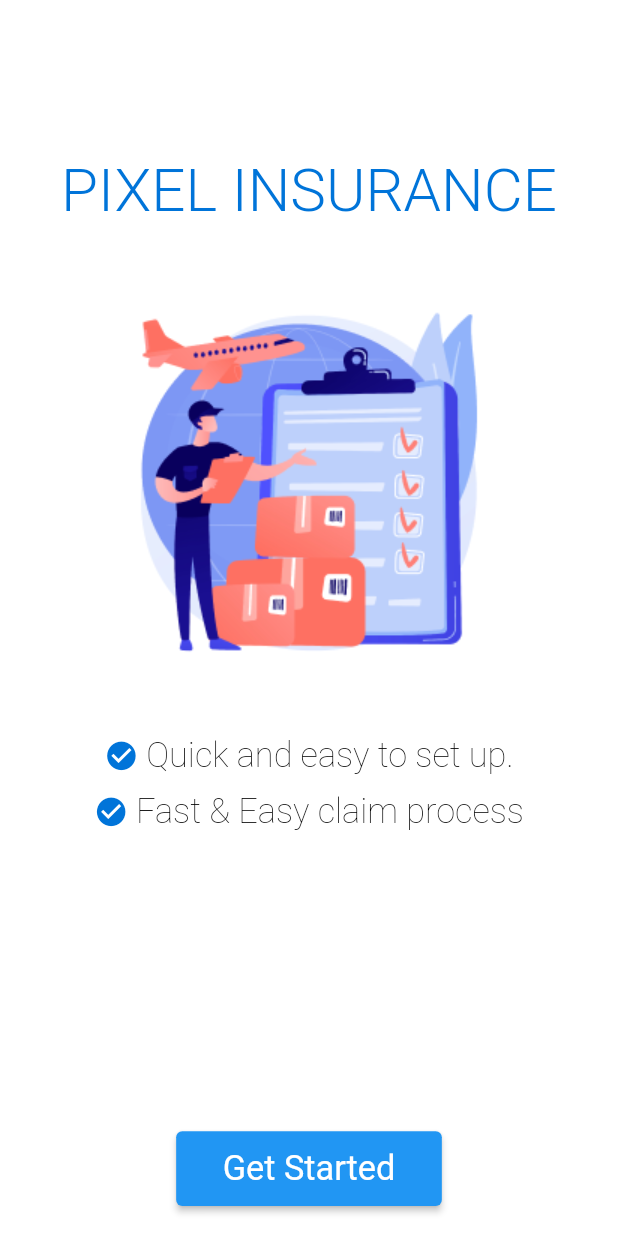
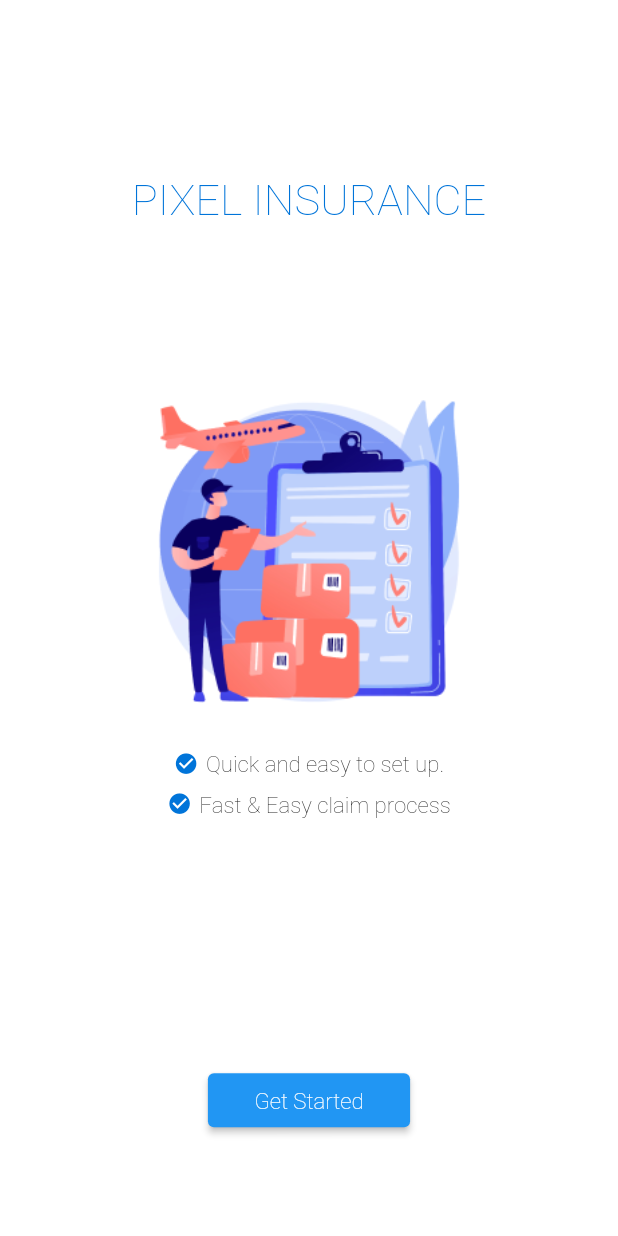
Before and after one commit to Pixel-Finhub/pixel-app-v2, a Flutter app: the SplashScreen screen opened directly, on a phone screen of 412 x 824 dp. Run offline on Flutter 3.47's test engine with Material 2 defaults, Android fonts, the phone set to English and light mode, and no system bars; our stand-ins replace flutter_screenutil, get, intl_phone_number_input.

Commit message:
adjusted splash screen with fluid dimensions

```diff
--- a/lib/app/ui/auth/splash.dart
+++ b/lib/app/ui/auth/splash.dart
@@ -3,6 +3,7 @@ import 'package:flutter_screenutil/flutter_screenutil.dart';
 import 'package:get/get.dart';
 import 'package:pixel_insurance_v2/app/ui/auth/login_page.dart';
 import 'package:pixel_insurance_v2/app/ui/theme/app_colors.dart';
+import 'package:pixel_insurance_v2/app/ui/utils/dimensions.dart';
 
 class SplashScreen extends StatelessWidget {
   const SplashScreen({super.key});
@@ -11,33 +12,33 @@ class SplashScreen extends StatelessWidget {
   Widget build(BuildContext context) {
     return Scaffold(
       backgroundColor: Colors.white,
+      /* App bar --it is supposed to be empty to give space to the splash content-- */
+      appBar: AppBar(
+        toolbarHeight: 50,
+        backgroundColor: Colors.white,
+        elevation: 0,
+      ),
+
+      /* Splash content */
       body: Padding(
         padding: const EdgeInsets.all(20),
         child: Column(
           mainAxisAlignment: MainAxisAlignment.center,
           crossAxisAlignment: CrossAxisAlignment.center,
           children: [
-            SizedBox(
-              height: 70.h,
-            ),
             Text(
               "PIXEL INSURANCE",
               style: TextStyle(
                 color: primary,
-                fontWeight: FontWeight.w300,
-                fontSize: 35.0.w,
+                fontWeight: FontWeight.w200,
+                fontSize: fluidFontSize(context, 35)
               ),
             ),
-            const SizedBox(
-              height: 20,
-            ),
-            SizedBox(
-              height: 300,
-              width: 300,
+            Container(
+              padding: EdgeInsetsDirectional.only(top: fluidHeight(context, 10),),
+              height: fluidWidth(context, 85),
+              width: fluidWidth(context, 85),
               child: Image.asset("assets/images/splash.png"),
-            ),
-            const SizedBox(
-              height: 20,
             ),
             Column(
               children: [
@@ -48,7 +49,7 @@ class SplashScreen extends StatelessWidget {
                     Icon(
                       Icons.check_circle,
                       color: primary,
-                      size: 20.w,
+                      size: fluidFontSize(context, 20),
                     ),
                     const SizedBox(width: 5),
                     Text(
@@ -56,7 +57,7 @@ class SplashScreen extends StatelessWidget {
                       style: TextStyle(
                         color: Colors.black,
                         fontWeight: FontWeight.w200,
-                        fontSize: 20.w,
+                        fontSize: fluidFontSize(context, 18),
                       ),
                     )
                   ],
@@ -69,7 +70,7 @@ class SplashScreen extends StatelessWidget {
                     Icon(
                       Icons.check_circle,
                       color: primary,
-                      size: 20.0.w,
+                      size: fluidFontSize(context, 20),
                     ),
                     const SizedBox(width: 5),
                     Text(
@@ -77,14 +78,14 @@ class SplashScreen extends StatelessWidget {
                       style: TextStyle(
                         color: Colors.black,
                         fontWeight: FontWeight.w200,
-                        fontSize: 20.0.w,
+                        fontSize: fluidFontSize(context, 18),
                       ),
                     ),
                   ],
                 ),
               ],
             ),
-            const Spacer(), // Added Spacer to push the button to the bottom
+            SizedBox(height: fluidHeight(context, 20),), //spacing from insurance splash image to call to action button
             Row(
               mainAxisAlignment: MainAxisAlignment.center,
               children: [
@@ -93,23 +94,25 @@ class SplashScreen extends StatelessWidget {
                     Get.to(
                       () => const LoginPage(),
                       transition: Transition.rightToLeft,
-                      duration: const Duration(milliseconds: 10),
+                      duration: const Duration(milliseconds: 1),
                     );
                   },
                   child: Padding(
                     padding: EdgeInsets.symmetric(
                       horizontal: 15,
-                      vertical: 10.w,
+                      vertical: fluidHeight(context, .8),
                     ),
                     child: Text(
                       "Get Started",
                       style: TextStyle(
-                        fontSize: 20.w,
-                        fontWeight: FontWeight.normal,
+                        fontSize: fluidFontSize(context, 18),
+                        fontWeight: FontWeight.w200,
                         color: Colors.white,
                       ),
                     ),
                   ),
+                  //  button styling
+
                 )
               ],
             ),
--- a/lib/app/ui/utils/dimensions.dart
+++ b/lib/app/ui/utils/dimensions.dart
@@ -9,3 +9,14 @@ double fluidWidth(BuildContext context, double percentage) {
   double screenWidth = MediaQuery.of(context).size.width;
   return screenWidth * percentage / 100;
 }
+
+
+double fluidFontSize(BuildContext context, double baseFontSize) {
+  double screenWidth = MediaQuery.of(context).size.width;
+  double screenHeight = MediaQuery.of(context).size.height;
+
+  // You can adjust this factor based on your design preferences
+  double scaleFactor = (screenWidth + screenHeight) / 1500.0;
+
+  return baseFontSize * scaleFactor;
+}
--- a/lib/main.dart
+++ b/lib/main.dart
@@ -19,7 +19,7 @@ class MyApp extends StatelessWidget {
   @override
   Widget build(BuildContext context) {
     return const GetMaterialApp(
-      home: HomePagePackages(),
+      home: SplashScreen(),
     );
   }
 }
```
Also changed, not shown: pubspec.lock.
